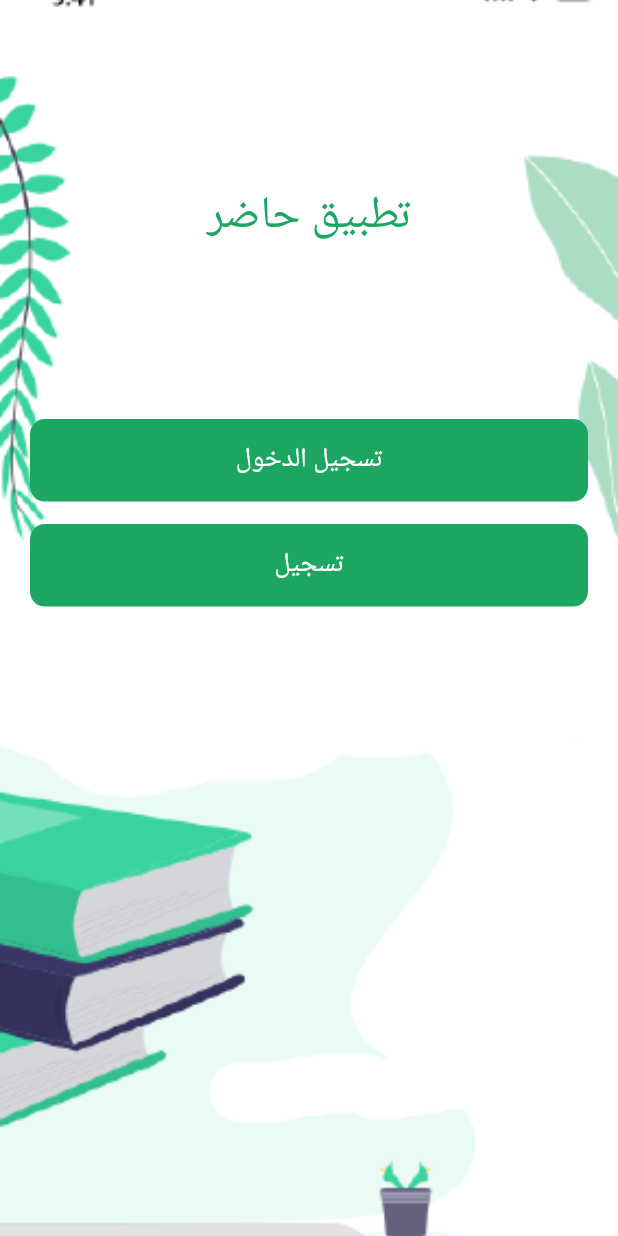
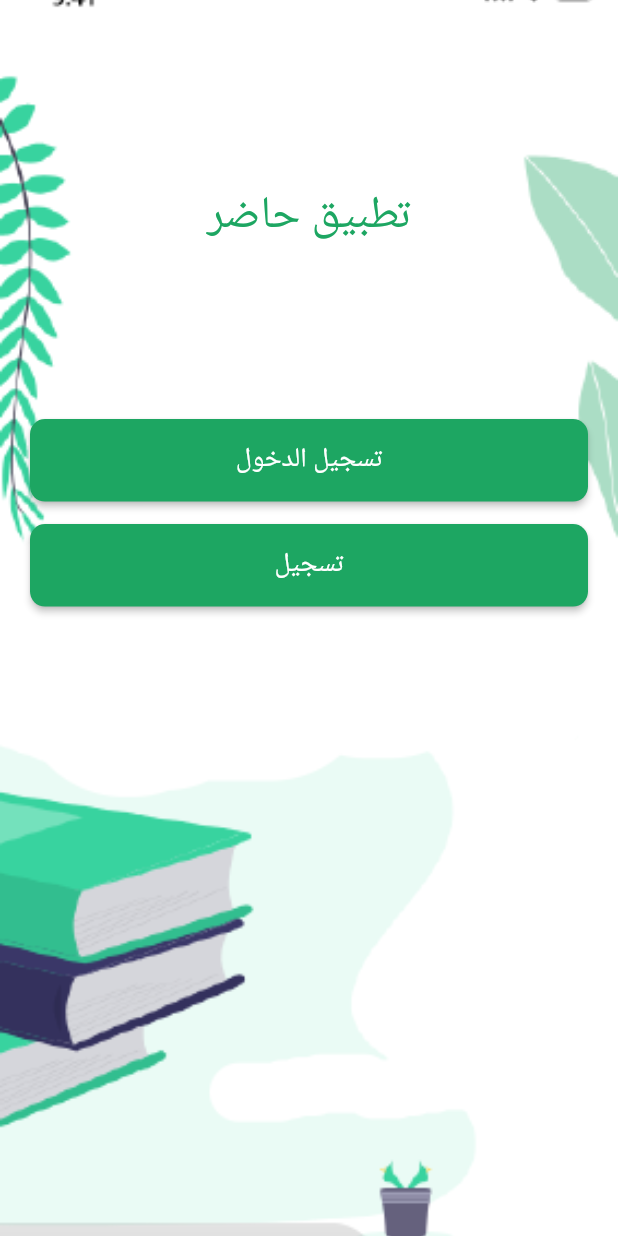
Before and after one commit to mohamed09057/present_project, a Flutter app: the screen it shows after launch, after a tap on "ابدأ", on a phone screen of 412 x 824 dp. Run offline on Flutter 3.47's test engine with Material 2 defaults, Android fonts, the phone set to English and light mode, and no system bars; missing offline and left inert: connectivity_for_web.

Commit message:
first commit

```diff
--- a/lib/app_router.dart
+++ b/lib/app_router.dart
@@ -1,24 +1,12 @@
-import 'package:darabalsadaa/buseness_logic/cubit/characters_cubit.dart';
-import 'package:darabalsadaa/data/reposetories/character_reposetory.dart';
-import 'package:darabalsadaa/data/services/characterWebSarvices.dart';
-import 'package:darabalsadaa/presentation/screens/character_screen.dart';
-import 'package:darabalsadaa/presentation/screens/characters_details.dart';
-import 'package:darabalsadaa/presentation/screens/getting_started_screen.dart';
-import 'package:darabalsadaa/presentation/screens/login_screen.dart';
-import 'package:darabalsadaa/presentation/screens/signup_screen.dart';
-import 'package:darabalsadaa/presentation/screens/start_screen.dart';
-import 'package:flutter_bloc/flutter_bloc.dart';
+
+import 'package:present_app/presentation/screens/getting_started_screen.dart';
+import 'package:present_app/presentation/screens/login_screen.dart';
+import 'package:present_app/presentation/screens/signup_screen.dart';
+import 'package:present_app/presentation/screens/start_screen.dart';
 import 'package:flutter/material.dart';
 import 'conistants/strings.dart';
 
 class AppRouter {
-  CharacterReposetory characterReposetory;
-  CharactersCubit charactersCubit;
-
-  AppRouter() {
-    characterReposetory = CharacterReposetory(CharacterWebServices());
-    charactersCubit = CharactersCubit(characterReposetory);
-  }
 
   Route generateRouter(RouteSettings settings) {
     switch (settings.name) {
@@ -39,19 +27,7 @@ class AppRouter {
           builder: (_) => SignupScreen(),
         );
 
-      case charactersScreen:
-        return MaterialPageRoute(
-          builder: (_) => BlocProvider(
-            create: (BuildContext context) {
-              return charactersCubit;
-            },
-            child: CharacterScreen(),
-          ),
-        );
-      case charactersDetailsScreen:
-        return MaterialPageRoute(
-          builder: (_) => CharacterDetailsScreen(),
-        );
+
     }
     return null;
   }
--- a/lib/buseness_logic/cubit/characters_cubit.dart
+++ /dev/null
@@ -1,21 +0,0 @@
-import 'package:bloc/bloc.dart';
-import 'package:darabalsadaa/data/models/characters.dart';
-import 'package:darabalsadaa/data/reposetories/character_reposetory.dart';
-import 'package:meta/meta.dart';
-
-part 'characters_state.dart';
-
-class CharactersCubit extends Cubit<CharactersState> {
-  final CharacterReposetory characterReposetory;
-  List<Character> characters;
-
-  CharactersCubit(this.characterReposetory) : super(CharactersInitial());
-
-  List<Character> getAllCharacters() {
-    characterReposetory.getAllCharacters().then((characters) {
-      emit(CharacterLoaded(characters));
-      this.characters = characters;
-    });
-    return characters;
-  }
-}
--- a/lib/conistants/strings.dart
+++ b/lib/conistants/strings.dart
@@ -1,9 +1,5 @@
-final baseUrl = "https://www.breakingbadapi.com/api/";
+final baseUrl = "";
 const gettingStartedScreen = "/";
 const startScreen = "startScreen/";
 const loginScreen = "loginScreen/";
 const signupScreen = "signupScreen/";
-
-
-const charactersScreen = "characters/";
-const charactersDetailsScreen = "/charactersDetails";
--- a/lib/data/reposetories/character_reposetory.dart
+++ /dev/null
@@ -1,14 +0,0 @@
-import 'package:darabalsadaa/data/models/characters.dart';
-import 'package:darabalsadaa/data/services/characterWebSarvices.dart';
-
-class CharacterReposetory {
-  final CharacterWebServices characterWebServices;
-
-  CharacterReposetory(this.characterWebServices);
-  Future<List<Character>> getAllCharacters() async {
-    final characters = await characterWebServices.getAllCharacters();
-    return characters
-        .map((character) => Character.fromJson(character))
-        .toList();
-  }
-}
--- a/lib/data/services/characterWebSarvices.dart
+++ /dev/null
@@ -1,27 +0,0 @@
-import 'package:darabalsadaa/conistants/strings.dart';
-import 'package:dio/dio.dart';
-
-class CharacterWebServices {
-  Dio dio;
-
-  CharacterWebServices() {
-    BaseOptions options = BaseOptions(
-      baseUrl: baseUrl,
-      receiveDataWhenStatusError: true,
-      connectTimeout: 30 * 1000,
-      receiveTimeout: 30 * 1000,
-    );
-    dio = Dio(options);
-  }
-
-  Future<List<dynamic>> getAllCharacters() async {
-    try {
-      Response response = await dio.get("characters");
-      print(response.data);
-      return response.data;
-    } catch (e) {
-      print(e.toString());
-      return [];
-    }
-  }
-}
--- a/lib/main.dart
+++ b/lib/main.dart
@@ -1,4 +1,4 @@
-import 'package:darabalsadaa/app_router.dart';
+import 'package:present_app/app_router.dart';
 import 'package:flutter/material.dart';
 void main() {
   runApp(MyTest(appRouter: AppRouter()));
--- a/lib/presentation/screens/getting_started_screen.dart
+++ b/lib/presentation/screens/getting_started_screen.dart
@@ -1,15 +1,11 @@
 import 'dart:async';
 
-import 'package:darabalsadaa/conistants/my_colors.dart';
-import 'package:darabalsadaa/conistants/strings.dart';
-import 'package:darabalsadaa/data/models/slide.dart';
-import 'package:darabalsadaa/presentation/screens/start_screen.dart';
+import 'package:present_app/conistants/my_colors.dart';
+import 'package:present_app/conistants/strings.dart';
+import 'package:present_app/data/models/slide.dart';
 import 'package:flutter/material.dart';
-
 import '../widgets/slide_item.dart';
 import '../widgets/slide_dots.dart';
-import '../screens/login_screen.dart';
-import '../screens/signup_screen.dart';
 
 class GettingStartedScreen extends StatefulWidget {
   @override
@@ -98,7 +94,7 @@ class _GettingStartedScreenState extends State<GettingStartedScreen> {
               Column(
                 crossAxisAlignment: CrossAxisAlignment.stretch,
                 children: <Widget>[
-                  FlatButton(
+                  MaterialButton(
                     child: Text(
                       'ابدأ',
                       style: TextStyle(
--- a/lib/presentation/screens/login_screen.dart
+++ b/lib/presentation/screens/login_screen.dart
@@ -1,4 +1,4 @@
-import 'package:darabalsadaa/conistants/my_colors.dart';
+import 'package:present_app/conistants/my_colors.dart';
 import 'package:flutter/material.dart';
 
 class LoginScreen extends StatefulWidget {
@@ -121,7 +121,7 @@ class _LoginScreenState extends State<LoginScreen> {
                       SizedBox(
                         height: 10,
                       ),
-                      FlatButton(
+                      MaterialButton(
                         child: Text(
                           'تسجيل الدخول',
                           style: TextStyle(
--- a/lib/presentation/screens/signup_screen.dart
+++ b/lib/presentation/screens/signup_screen.dart
@@ -1,4 +1,4 @@
-import 'package:darabalsadaa/conistants/my_colors.dart';
+import 'package:present_app/conistants/my_colors.dart';
 import 'package:flutter/material.dart';
 
 class SignupScreen extends StatefulWidget {
@@ -154,7 +154,7 @@ class _SignupScreenState extends State<SignupScreen> {
                       SizedBox(
                         height: 5,
                       ),
-                      FlatButton(
+                      MaterialButton(
                         child: Text(
                           'تسجيل',
                           style: TextStyle(
--- a/lib/presentation/screens/start_screen.dart
+++ b/lib/presentation/screens/start_screen.dart
@@ -1,5 +1,5 @@
-import 'package:darabalsadaa/conistants/my_colors.dart';
-import 'package:darabalsadaa/conistants/strings.dart';
+import 'package:present_app/conistants/my_colors.dart';
+import 'package:present_app/conistants/strings.dart';
 import 'package:flutter/material.dart';
 
 class StartScreen extends StatelessWidget {
@@ -41,7 +41,7 @@ class StartScreen extends StatelessWidget {
                     child: Column(
                       crossAxisAlignment: CrossAxisAlignment.stretch,
                       children: <Widget>[
-                        FlatButton(
+                        MaterialButton(
                           child: Text(
                             'تسجيل الدخول',
                             style: TextStyle(
@@ -59,7 +59,7 @@ class StartScreen extends StatelessWidget {
                           },
                         ),
                         SizedBox(height: 15,),
-                        FlatButton(
+                        MaterialButton(
                           child: Text(
                             'تسجيل',
                             style: TextStyle(
--- a/lib/presentation/widgets/slide_dots.dart
+++ b/lib/presentation/widgets/slide_dots.dart
@@ -1,6 +1,7 @@
-import 'package:darabalsadaa/conistants/my_colors.dart';
+import 'package:present_app/conistants/my_colors.dart';
 import 'package:flutter/material.dart';
 
+// ignore: must_be_immutable
 class SlideDots extends StatelessWidget {
   bool isActive;
   SlideDots(this.isActive);
--- a/lib/presentation/widgets/slide_item.dart
+++ b/lib/presentation/widgets/slide_item.dart
@@ -1,5 +1,5 @@
-import 'package:darabalsadaa/conistants/my_colors.dart';
-import 'package:darabalsadaa/data/models/slide.dart';
+import 'package:present_app/conistants/my_colors.dart';
+import 'package:present_app/data/models/slide.dart';
 import 'package:flutter/material.dart';
 
 class SlideItem extends StatelessWidget {
--- a/pubspec.yaml
+++ b/pubspec.yaml
@@ -1,5 +1,5 @@
-name: darabalsadaa
-description: darabalsadaa application developed by NSD .
+name: present_app
+description: present_app graduate project.
 
 # The following defines the version and build number for your application.
 # A version number is three numbers separated by dots, like 1.2.43
```
Also changed, not shown: lib/buseness_logic/cubit/characters_state.dart (deleted, +0 -11 lines), lib/data/models/characters.dart (deleted, +0 -25 lines), lib/presentation/screens/character_screen.dart (deleted, +0 -86 lines), lib/presentation/screens/characters_details.dart (deleted, +0 -11 lines), lib/presentation/widgets/character_items.dart (deleted, +0 -53 lines), 2 other files.
